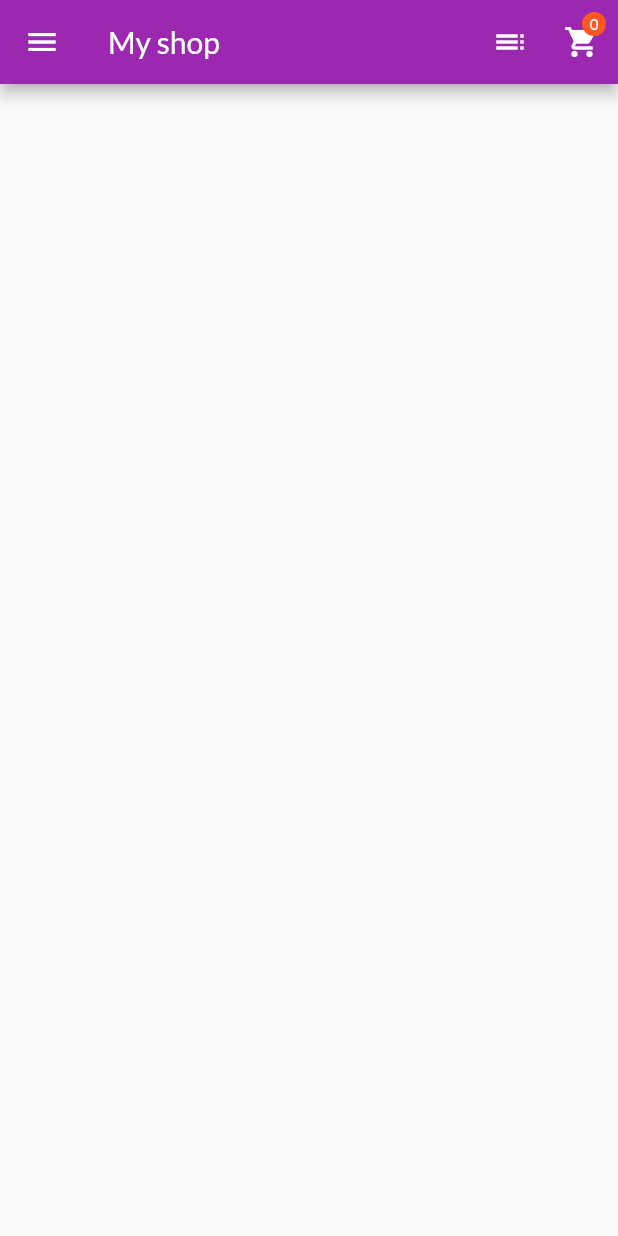
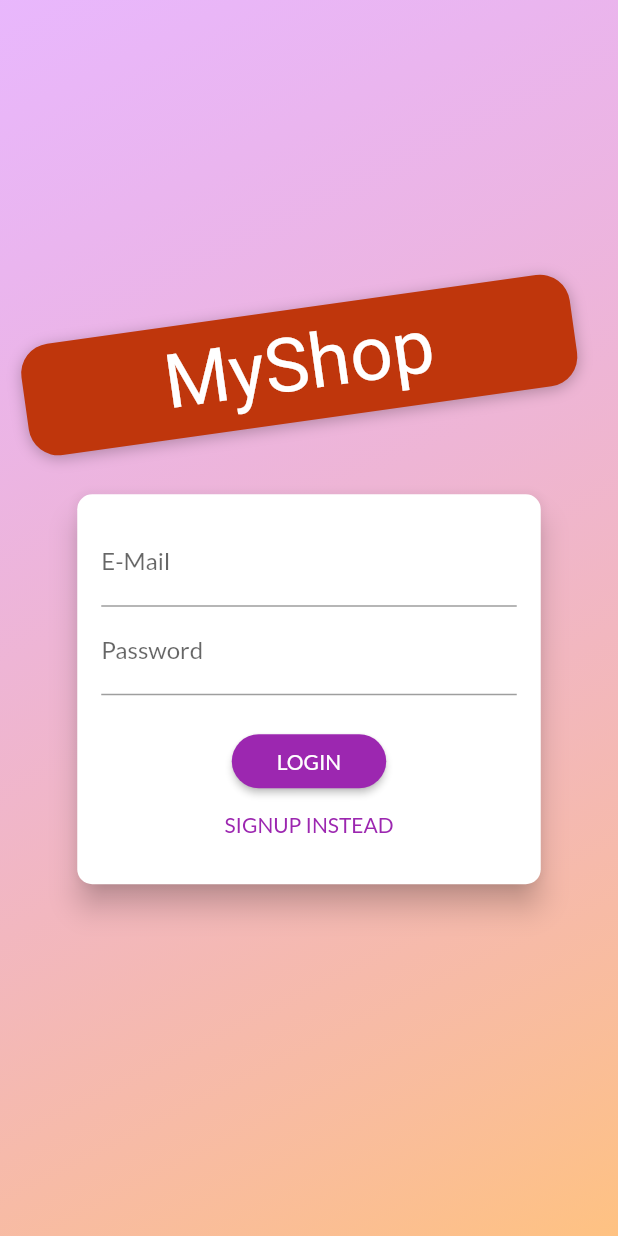
Before and after one commit to khaled-alghamdi97/Shop-App, a Flutter app: the screen it shows after launch, on a phone screen of 412 x 824 dp. Run offline on Flutter 3.47's test engine with Material 2 defaults, Android fonts, the phone set to English and light mode, and no system bars; Roboto replaces fonts that are missing (Anton).

Commit message:
added auth_screen page and make it as start page of the app

```diff
--- a/lib/main.dart
+++ b/lib/main.dart
@@ -1,15 +1,18 @@
-import 'package:Shop_App/providers/orders.dart';
-
-import 'package:Shop_App/providers/products_provider.dart';
-import 'package:Shop_App/screens/cart_detail.dart';
-import 'package:Shop_App/screens/edit_product_screen.dart';
-import 'package:Shop_App/screens/orders_screen.dart';
-import 'package:Shop_App/screens/product_detail_screen.dart';
-import 'package:Shop_App/screens/products_overview_screen.dart';
-import 'package:Shop_App/screens/user_products_screen.dart';
 import 'package:flutter/material.dart';
 import 'package:provider/provider.dart';
-import 'package:Shop_App/providers/cart.dart';
+
+import './providers/orders.dart';
+
+import './providers/products_provider.dart';
+import './screens/cart_detail.dart';
+import './screens/edit_product_screen.dart';
+import './screens/orders_screen.dart';
+import './screens/product_detail_screen.dart';
+import './screens/products_overview_screen.dart';
+import './screens/user_products_screen.dart';
+import './screens/auth_screen.dart';
+
+import './providers/cart.dart';
 
 void main() {
   runApp(MyApp());
@@ -36,7 +39,7 @@ class MyApp extends StatelessWidget {
           fontFamily: "Lato",
           visualDensity: VisualDensity.adaptivePlatformDensity,
         ),
-        home: ProductOverviewScreen(),
+        home: AuthScreen(),
         routes: {
           ProductDetailScreen.routeName: (ctx) => ProductDetailScreen(),
           CartDetail.routeName: (ctx) => CartDetail(),
--- /dev/null
+++ b/lib/screens/auth_screen.dart
@@ -0,0 +1,225 @@
+import 'dart:math';
+
+import 'package:flutter/material.dart';
+
+enum AuthMode { Signup, Login }
+
+class AuthScreen extends StatelessWidget {
+  static const routeName = '/auth';
+
+  @override
+  Widget build(BuildContext context) {
+    final deviceSize = MediaQuery.of(context).size;
+    // final transformConfig = Matrix4.rotationZ(-8 * pi / 180);
+    // transformConfig.translate(-10.0);
+    return Scaffold(
+      // resizeToAvoidBottomInset: false,
+      body: Stack(
+        children: <Widget>[
+          Container(
+            decoration: BoxDecoration(
+              gradient: LinearGradient(
+                colors: [
+                  Color.fromRGBO(215, 117, 255, 1).withOpacity(0.5),
+                  Color.fromRGBO(255, 188, 117, 1).withOpacity(0.9),
+                ],
+                begin: Alignment.topLeft,
+                end: Alignment.bottomRight,
+                stops: [0, 1],
+              ),
+            ),
+          ),
+          SingleChildScrollView(
+            child: Container(
+              height: deviceSize.height,
+              width: deviceSize.width,
+              child: Column(
+                mainAxisAlignment: MainAxisAlignment.center,
+                crossAxisAlignment: CrossAxisAlignment.center,
+                children: <Widget>[
+                  Flexible(
+                    child: Container(
+                      margin: EdgeInsets.only(bottom: 20.0),
+                      padding:
+                          EdgeInsets.symmetric(vertical: 8.0, horizontal: 94.0),
+                      transform: Matrix4.rotationZ(-8 * pi / 180)
+                        ..translate(-10.0),
+                      // ..translate(-10.0),
+                      decoration: BoxDecoration(
+                        borderRadius: BorderRadius.circular(20),
+                        color: Colors.deepOrange.shade900,
+                        boxShadow: [
+                          BoxShadow(
+                            blurRadius: 8,
+                            color: Colors.black26,
+                            offset: Offset(0, 2),
+                          )
+                        ],
+                      ),
+                      child: Text(
+                        'MyShop',
+                        style: TextStyle(
+                          color: Theme.of(context).accentTextTheme.title.color,
+                          fontSize: 50,
+                          fontFamily: 'Anton',
+                          fontWeight: FontWeight.normal,
+                        ),
+                      ),
+                    ),
+                  ),
+                  Flexible(
+                    flex: deviceSize.width > 600 ? 2 : 1,
+                    child: AuthCard(),
+                  ),
+                ],
+              ),
+            ),
+          ),
+        ],
+      ),
+    );
+  }
+}
+
+class AuthCard extends StatefulWidget {
+  const AuthCard({
+    Key key,
+  }) : super(key: key);
+
+  @override
+  _AuthCardState createState() => _AuthCardState();
+}
+
+class _AuthCardState extends State<AuthCard> {
+  final GlobalKey<FormState> _formKey = GlobalKey();
+  AuthMode _authMode = AuthMode.Login;
+  Map<String, String> _authData = {
+    'email': '',
+    'password': '',
+  };
+  var _isLoading = false;
+  final _passwordController = TextEditingController();
+
+  void _submit() {
+    if (!_formKey.currentState.validate()) {
+      // Invalid!
+      return;
+    }
+    _formKey.currentState.save();
+    setState(() {
+      _isLoading = true;
+    });
+    if (_authMode == AuthMode.Login) {
+      // Log user in
+    } else {
+      // Sign user up
+    }
+    setState(() {
+      _isLoading = false;
+    });
+  }
+
+  void _switchAuthMode() {
+    if (_authMode == AuthMode.Login) {
+      setState(() {
+        _authMode = AuthMode.Signup;
+      });
+    } else {
+      setState(() {
+        _authMode = AuthMode.Login;
+      });
+    }
+  }
+
+  @override
+  Widget build(BuildContext context) {
+    final deviceSize = MediaQuery.of(context).size;
+    return Card(
+      shape: RoundedRectangleBorder(
+        borderRadius: BorderRadius.circular(10.0),
+      ),
+      elevation: 8.0,
+      child: Container(
+        height: _authMode == AuthMode.Signup ? 320 : 260,
+        constraints:
+            BoxConstraints(minHeight: _authMode == AuthMode.Signup ? 320 : 260),
+        width: deviceSize.width * 0.75,
+        padding: EdgeInsets.all(16.0),
+        child: Form(
+          key: _formKey,
+          child: SingleChildScrollView(
+            child: Column(
+              children: <Widget>[
+                TextFormField(
+                  decoration: InputDecoration(labelText: 'E-Mail'),
+                  keyboardType: TextInputType.emailAddress,
+                  validator: (value) {
+                    if (value.isEmpty || !value.contains('@')) {
+                      return 'Invalid email!';
+                    }
+                    return null;
+                  },
+                  onSaved: (value) {
+                    _authData['email'] = value;
+                  },
+                ),
+                TextFormField(
+                  decoration: InputDecoration(labelText: 'Password'),
+                  obscureText: true,
+                  controller: _passwordController,
+                  validator: (value) {
+                    if (value.isEmpty || value.length < 5) {
+                      return 'Password is too short!';
+                    }
+                  },
+                  onSaved: (value) {
+                    _authData['password'] = value;
+                  },
+                ),
+                if (_authMode == AuthMode.Signup)
+                  TextFormField(
+                    enabled: _authMode == AuthMode.Signup,
+                    decoration: InputDecoration(labelText: 'Confirm Password'),
+                    obscureText: true,
+                    validator: _authMode == AuthMode.Signup
+                        ? (value) {
+                            if (value != _passwordController.text) {
+                              return 'Passwords do not match!';
+                            }
+                          }
+                        : null,
+                  ),
+                SizedBox(
+                  height: 20,
+                ),
+                if (_isLoading)
+                  CircularProgressIndicator()
+                else
+                  RaisedButton(
+                    child:
+                        Text(_authMode == AuthMode.Login ? 'LOGIN' : 'SIGN UP'),
+                    onPressed: _submit,
+                    shape: RoundedRectangleBorder(
+                      borderRadius: BorderRadius.circular(30),
+                    ),
+                    padding:
+                        EdgeInsets.symmetric(horizontal: 30.0, vertical: 8.0),
+                    color: Theme.of(context).primaryColor,
+                    textColor: Theme.of(context).primaryTextTheme.button.color,
+                  ),
+                FlatButton(
+                  child: Text(
+                      '${_authMode == AuthMode.Login ? 'SIGNUP' : 'LOGIN'} INSTEAD'),
+                  onPressed: _switchAuthMode,
+                  padding: EdgeInsets.symmetric(horizontal: 30.0, vertical: 4),
+                  materialTapTargetSize: MaterialTapTargetSize.shrinkWrap,
+                  textColor: Theme.of(context).primaryColor,
+                ),
+              ],
+            ),
+          ),
+        ),
+      ),
+    );
+  }
+}
```
